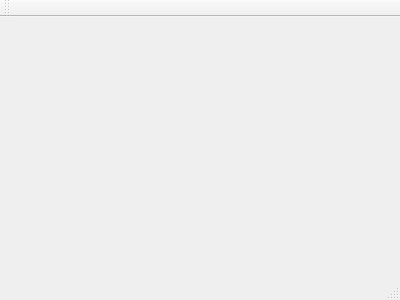
The window that qt03_uis/mainwindow.ui (zzu-andrew/QT_examples) describes before a commit, drawn with Qt 5.
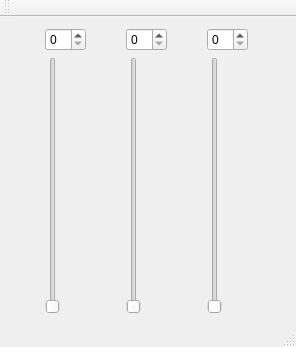
The same window after the commit.

```diff
--- a/qt03_uis/mainwindow.ui
+++ b/qt03_uis/mainwindow.ui
@@ -1,24 +1,84 @@
 <ui version="4.0">
  <class>MainWindow</class>
- <widget class="QMainWindow" name="MainWindow" >
-  <property name="geometry" >
+ <widget class="QMainWindow" name="MainWindow">
+  <property name="geometry">
    <rect>
     <x>0</x>
     <y>0</y>
-    <width>400</width>
-    <height>300</height>
+    <width>296</width>
+    <height>347</height>
    </rect>
   </property>
   <property name="windowTitle" >
    <string>MainWindow</string>
   </property>
-  <widget class="QMenuBar" name="menuBar" />
-  <widget class="QToolBar" name="mainToolBar" />
-  <widget class="QWidget" name="centralWidget" />
-  <widget class="QStatusBar" name="statusBar" />
+  <widget class="QWidget" name="centralWidget">
+   <layout class="QHBoxLayout" name="horizontalLayout">
+    <item>
+     <layout class="QVBoxLayout" name="verticalLayout">
+      <item>
+       <widget class="QSpinBox" name="spinBox"/>
+      </item>
+      <item>
+       <widget class="QSlider" name="verticalSlider">
+        <property name="orientation">
+         <enum>Qt::Vertical</enum>
+        </property>
+       </widget>
+      </item>
+     </layout>
+    </item>
+    <item>
+     <layout class="QVBoxLayout" name="verticalLayout_2">
+      <item>
+       <widget class="QSpinBox" name="spinBox_2"/>
+      </item>
+      <item>
+       <widget class="QSlider" name="verticalSlider_2">
+        <property name="orientation">
+         <enum>Qt::Vertical</enum>
+        </property>
+       </widget>
+      </item>
+     </layout>
+    </item>
+    <item>
+     <layout class="QVBoxLayout" name="verticalLayout_4">
+      <item>
+       <widget class="QSpinBox" name="spinBox_4"/>
+      </item>
+      <item>
+       <widget class="QSlider" name="verticalSlider_4">
+        <property name="orientation">
+         <enum>Qt::Vertical</enum>
+        </property>
+       </widget>
+      </item>
+     </layout>
+    </item>
+   </layout>
+  </widget>
+  <widget class="QMenuBar" name="menuBar">
+   <property name="geometry">
+    <rect>
+     <x>0</x>
+     <y>0</y>
+     <width>296</width>
+     <height>22</height>
+    </rect>
+   </property>
+  </widget>
+  <widget class="QToolBar" name="mainToolBar">
+   <attribute name="toolBarArea">
+    <enum>TopToolBarArea</enum>
+   </attribute>
+   <attribute name="toolBarBreak">
+    <bool>false</bool>
+   </attribute>
+  </widget>
+  <widget class="QStatusBar" name="statusBar"/>
  </widget>
- <layoutDefault spacing="6" margin="11" />
- <pixmapfunction></pixmapfunction>
+ <layoutdefault spacing="6" margin="11"/>
  <resources/>
  <connections/>
 </ui>
```
Left out of the diff: 38 changed lines with no effect on the pictures.
